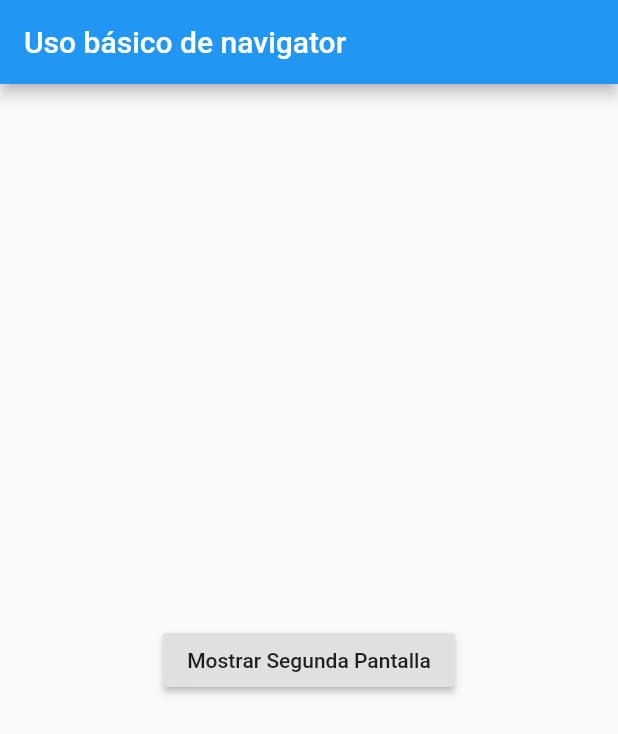
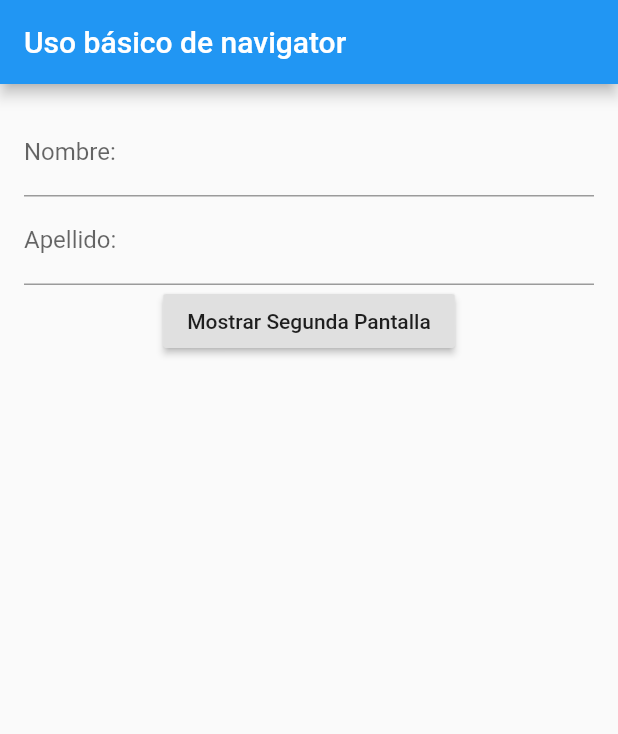
Before and after one commit to GaleanoJorge/my_app_flutter, a Flutter app: the screen it shows after launch, on a phone screen of 412 x 824 dp. Shown: the top 734 px of the screen. Run offline on Flutter 3.47's test engine with Material 2 defaults, Android fonts, the phone set to English and light mode, and no system bars.

Commit message:
formulario sin Widget form, uso de Textfiel y textController

```diff
--- a/lib/pages/my_home_page.dart
+++ b/lib/pages/my_home_page.dart
@@ -1,8 +1,15 @@
 import 'package:flutter/material.dart';
 import 'package:my_app/pages/second_page.dart';
 
-class MyHomePage extends StatelessWidget {
-  const MyHomePage({Key? key}) : super(key: key);
+class MyHomePage extends StatefulWidget {
+
+  @override
+  _MyHomePageState createState() => _MyHomePageState();
+}
+
+class _MyHomePageState extends State<MyHomePage> {
+  late TextEditingController nameTextController;
+  late TextEditingController lastNameTextController;
 
   @override
   Widget build(BuildContext context) {
@@ -10,12 +17,27 @@ class MyHomePage extends StatelessWidget {
       appBar: AppBar(
         title: Text('Uso básico de navigator'),
       ),
-      body: Center(
-        child: RaisedButton(
-          onPressed: () {
-            _showSecondPage(context);
-          },
-          child: Text('Mostrar Segunda Pantalla'),
+      body: Padding(
+        padding: const EdgeInsets.all(16.0),
+        child: Column(
+          children: <Widget>[
+
+            TextField(
+              decoration: InputDecoration(labelText: 'Nombre:'),
+              controller: nameTextController,
+            ),
+            TextField(
+              decoration: InputDecoration(labelText: 'Apellido:'),
+              controller: lastNameTextController,
+            ),
+
+            RaisedButton(
+              onPressed: () {
+                _showSecondPage(context);
+              },
+              child: Text('Mostrar Segunda Pantalla'),
+            ),
+          ],
         ),
       ),
     );
@@ -27,6 +49,22 @@ class MyHomePage extends StatelessWidget {
     // });
     // Navigator.of(context).push(route);
 
-    Navigator.of(context).pushNamed('/second', arguments: SecondPageArguments(name: 'Jorge', lastName: 'Galeano'));
+    Navigator.of(context).pushNamed('/second', arguments: SecondPageArguments(name: nameTextController.text, lastName: lastNameTextController.text));
+  }
+
+  @override
+  void initState() {
+    // TODO: implement initState
+    super.initState();
+    nameTextController = TextEditingController();
+    lastNameTextController = TextEditingController();
+  }
+
+  @override
+  void dispose() {
+    // TODO: implement dispose
+    super.dispose();
+    nameTextController.dispose();
+    lastNameTextController.dispose();
   }
 }
```
Also changed, not shown: lib/pages/second_page.dart (+9 -1 lines).
